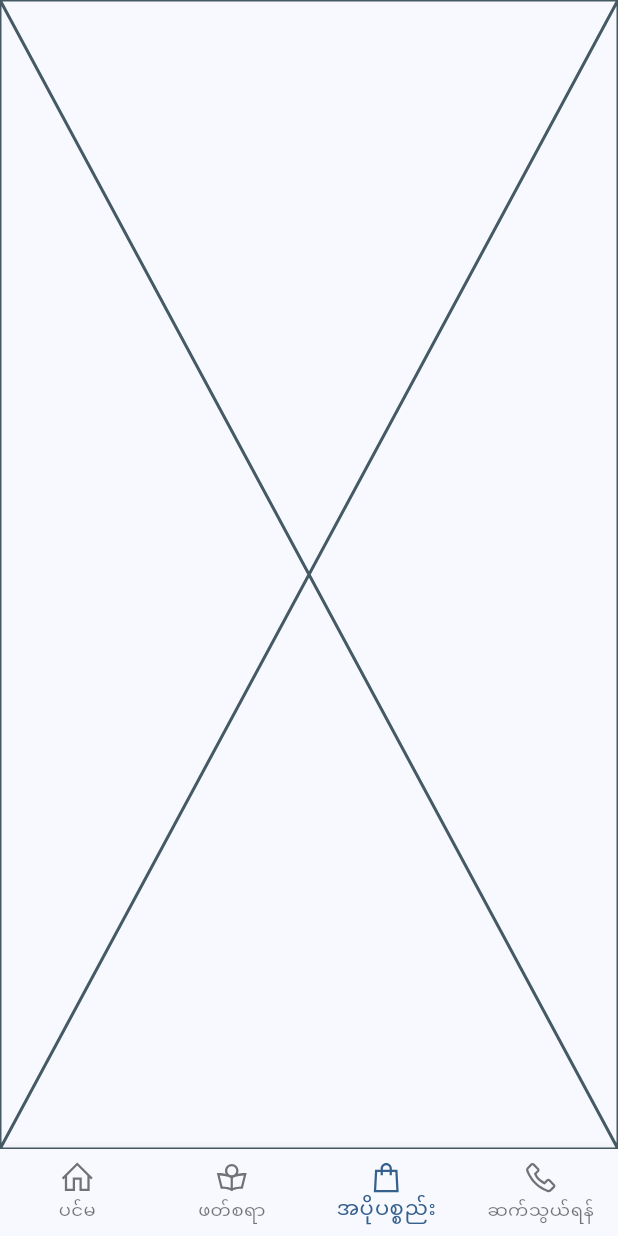
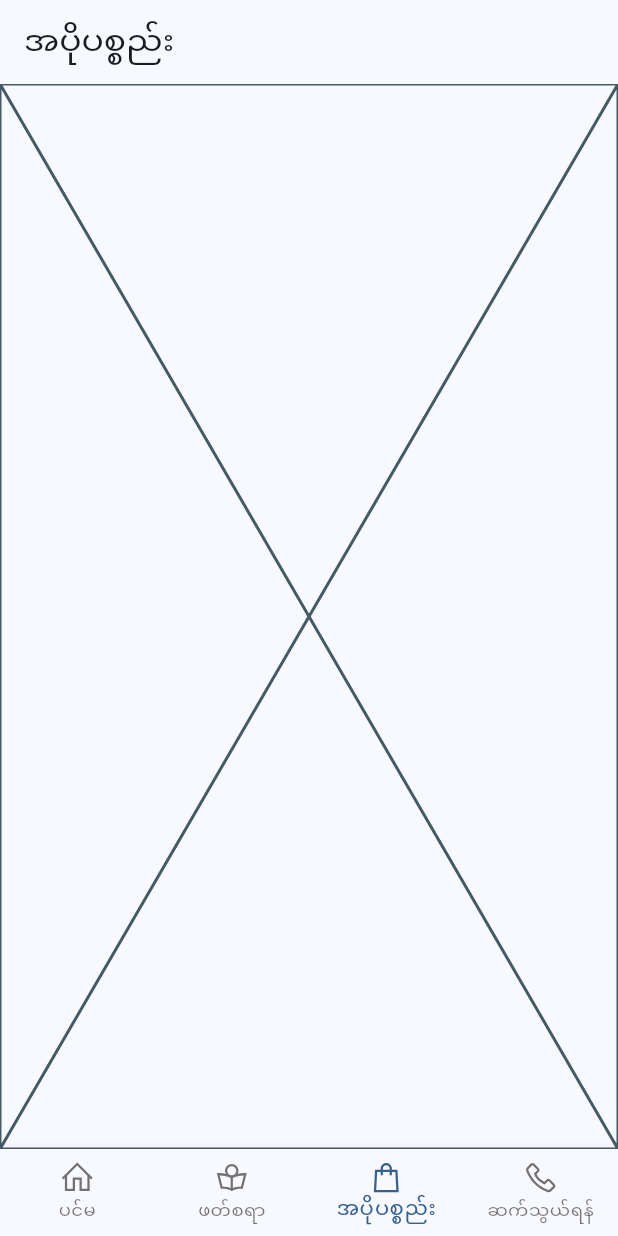
Before and after one commit to clickernux/phone_repair_service_199, a Flutter app: the screen it shows after launch, item 3 of the bottom bar chosen, on a phone screen of 412 x 824 dp. Run offline on Flutter 3.47's test engine with Material 2 defaults, Android fonts, the light colour scheme and no system bars; our stand-ins replace cached_network_image, cloud_firestore, connectivity_plus, firebase_auth, firebase_core, go_router and 2 more; accounts and stored records are empty.

Commit message:
Minor UI Changes.

```diff
--- a/lib/screens/accessories_screen.dart
+++ b/lib/screens/accessories_screen.dart
@@ -1,10 +1,19 @@
-import 'package:flutter/widgets.dart';
+import 'package:flutter/material.dart';
 
 class AccessoriesScreen extends StatelessWidget {
   const AccessoriesScreen({super.key});
 
   @override
   Widget build(BuildContext context) {
+    return Scaffold(
+      appBar: AppBar(
+        title: const Text('အပိုပစ္စည်း'),
+      ),
+      body: _buildBody(context),
+    );
+  }
+
+  Widget _buildBody(BuildContext context) {
     return const Placeholder();
   }
 }
```
Also changed, not shown: lib/screens/about_screen.dart (+10 -1 lines), lib/screens/blog_screen.dart (+9 -0 lines).
